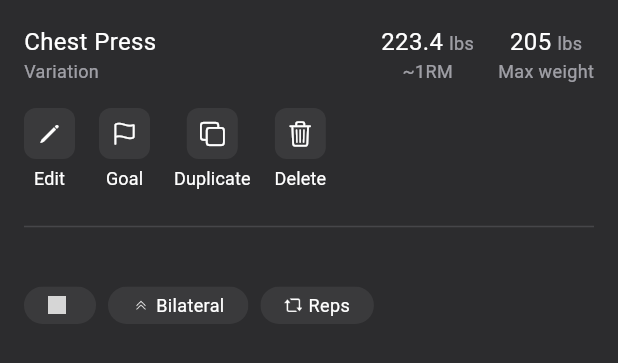
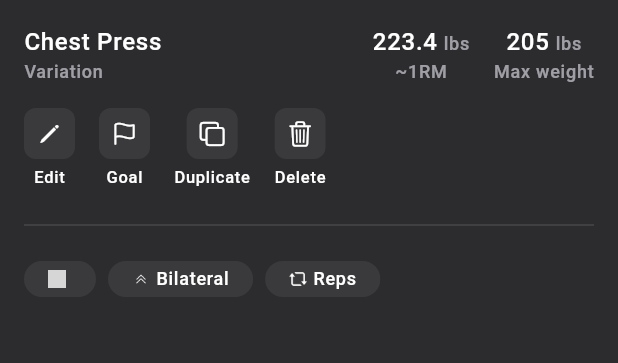
Before and after one commit to mitchelljoram/flex_workout_logger, a Flutter app: the ExerciseDetailsView widget shown alone on an empty page, opened directly with empty values, on a phone screen of 412 x 824 dp. Shown: the top 363 px of the screen. Run offline on Flutter 3.47's test engine with Material 3 defaults, Android fonts, the phone set to English and light mode, and no system bars; our stand-ins replace custom_sliding_segmented_control, flutter_riverpod, flutter_slidable, fpdart, freezed_annotation, go_router and 2 more; generated files the repository leaves out were written again; statements that could not run were skipped; grey boxes are pictures that could not be loaded.

Commit message:
Updated typography

```diff
--- a/lib/config/theme/app_typography.dart
+++ b/lib/config/theme/app_typography.dart
@@ -2,63 +2,97 @@ import 'package:flutter/material.dart';
 
 /// App Typography class
 abstract class AppTypography {
-  /// Large Title
-  static const titleLarge = TextStyle(
-    fontSize: 32,
-    fontWeight: FontWeight.w600,
+
+  /// Headlines
+  static const headlineLarge = TextStyle(
+    fontSize: 22,
+    decoration: TextDecoration.none,
+    fontStyle: FontStyle.normal,
+    fontWeight: FontWeight.w400,
+    height: 28 / 22,
+    letterSpacing: 0,
   );
 
-  /// Small Title
-  static const titleSmall = TextStyle(
-    fontSize: 24,
-    fontWeight: FontWeight.w600,
+  static const headlineMedium = TextStyle(
+    fontSize: 16,
+    decoration: TextDecoration.none,
+    fontStyle: FontStyle.normal,
+    fontWeight: FontWeight.w500,
+    height: 24 / 16,
+    letterSpacing: 0.15,
   );
 
-  /// Headline Large
-  static const headlineLarge = TextStyle(
-    fontSize: 18,
-    fontWeight: FontWeight.w600,
+  static const headlineSmall = TextStyle(
+    fontSize: 14,
+    decoration: TextDecoration.none,
+    fontStyle: FontStyle.normal,
+    fontWeight: FontWeight.w500,
+    height: 20 / 14,
+    letterSpacing: 0.1,
   );
 
-  /// Headline Small
-  static const headlineSmall = TextStyle(
-    fontSize: 14,
-    fontWeight: FontWeight.w600,
+  /// Body
+  static const bodyLarge = TextStyle(
+    fontSize: 16,
+    decoration: TextDecoration.none,
+    fontStyle: FontStyle.normal,
+    fontWeight: FontWeight.w400,
+    height: 24 / 16,
+    letterSpacing: 0.5,
   );
 
-  /// Body Large
-  static const bodyLarge = TextStyle(
-    fontSize: 16,
+  static const bodyMedium = TextStyle(
+    fontSize: 14,
+    decoration: TextDecoration.none,
+    fontStyle: FontStyle.normal,
     fontWeight: FontWeight.w400,
+    height: 20 / 14,
+    letterSpacing: 0.25,
   );
 
-  /// Body Medium
-  static const bodyMedium = TextStyle(
-    fontSize: 14,
+  static const bodySmall = TextStyle(
+    fontSize: 12,
+    decoration: TextDecoration.none,
+    fontStyle: FontStyle.normal,
     fontWeight: FontWeight.w400,
+    height: 16 / 12,
+    letterSpacing: 0,
   );
 
-  /// Body Small
-  static const bodySmall = TextStyle(
-    fontSize: 12,
-    fontWeight: FontWeight.w400,
+  /// Labels
+  static const labelLarge = TextStyle(
+    fontSize: 14,
+    decoration: TextDecoration.none,
+    fontStyle: FontStyle.normal,
+    fontWeight: FontWeight.w500,
+    height: 20 / 14,
+    letterSpacing: 0.1,
   );
 
-  /// Label
-  static const label = TextStyle(
-    fontSize: 14,
-    fontWeight: FontWeight.w600,
+  static const labelMedium = TextStyle(
+    fontSize: 12,
+    decoration: TextDecoration.none,
+    fontStyle: FontStyle.normal,
+    fontWeight: FontWeight.w500,
+    height: 16 / 12,
+    letterSpacing: 0.5,
   );
 
-  /// List Title
-  static const listTitle = TextStyle(
-    fontSize: 14,
+  static const labelSmall = TextStyle(
+    fontSize: 11,
+    decoration: TextDecoration.none,
+    fontStyle: FontStyle.normal,
     fontWeight: FontWeight.w500,
+    height: 16 / 11,
+    letterSpacing: 0.5,
   );
 
-  /// List Subtitle
-  static const listSubtitle = TextStyle(
-    fontSize: 12,
+  static const labelXSmall = TextStyle(
+    fontSize: 10,
+    decoration: TextDecoration.none,
+    fontStyle: FontStyle.normal,
     fontWeight: FontWeight.w400,
+    height: 10 / 10,
+    letterSpacing: -0.24,
   );
 }
--- a/lib/config/theme/app_typography_extensions.dart
+++ b/lib/config/theme/app_typography_extensions.dart
@@ -4,77 +4,53 @@ import 'package:flutter/material.dart';
 class AppTextThemeExtension extends ThemeExtension<AppTextThemeExtension> {
   /// Default constructor for the [AppTextThemeExtension]
   const AppTextThemeExtension({
-    // required this.displayLarge,
-    // required this.displayMedium,
-    // required this.displaySmall,
     required this.headlineLarge,
-    // required this.headlineMedium,
+    required this.headlineMedium,
     required this.headlineSmall,
-    required this.titleLarge,
-    // required this.titleMedium,
-    required this.titleSmall,
     required this.bodyLarge,
     required this.bodyMedium,
     required this.bodySmall,
-    required this.label,
-    required this.listTitle,
-    required this.listSubtitle,
+    required this.labelLarge,
+    required this.labelMedium,
+    required this.labelSmall,
+    required this.labelXSmall,
   });
 
-  // final TextStyle displayLarge;
-  // final TextStyle displayMedium;
-  // final TextStyle displaySmall;
   final TextStyle headlineLarge;
-  // final TextStyle headlineMedium;
+  final TextStyle headlineMedium;
   final TextStyle headlineSmall;
-  final TextStyle titleLarge;
-  // final TextStyle titleMedium;
-  final TextStyle titleSmall;
   final TextStyle bodyLarge;
   final TextStyle bodyMedium;
   final TextStyle bodySmall;
-  final TextStyle label;
-
-  /// List Title
-  final TextStyle listTitle;
-
-  /// Navigation Title
-  final TextStyle listSubtitle;
+  final TextStyle labelLarge;
+  final TextStyle labelMedium;
+  final TextStyle labelSmall;
+  final TextStyle labelXSmall;
 
   @override
   ThemeExtension<AppTextThemeExtension> copyWith({
-    // TextStyle? displayLarge,
-    // TextStyle? displayMedium,
-    // TextStyle? displaySmall,
     TextStyle? headlineLarge,
-    // TextStyle? headlineMedium,
+    TextStyle? headlineMedium,
     TextStyle? headlineSmall,
-    TextStyle? titleLarge,
-    // TextStyle? titleMedium,
-    TextStyle? titleSmall,
-    // TextStyle? bodyLarge,
+    TextStyle? bodyLarge,
     TextStyle? bodyMedium,
     TextStyle? bodySmall,
-    TextStyle? label,
-    TextStyle? listTitle,
-    TextStyle? listSubtitle,
+    TextStyle? labelLarge,
+    TextStyle? labelMedium,
+    TextStyle? labelSmall,
+    TextStyle? labelXSmall,
   }) {
     return AppTextThemeExtension(
-      // displayLarge: displayLarge ?? this.displayLarge,
-      // displayMedium: displayMedium ?? this.displayMedium,
-      // displaySmall: displaySmall ?? this.displaySmall,
       headlineLarge: headlineLarge ?? this.headlineLarge,
-      // headlineMedium: headlineMedium ?? this.headlineMedium,
+      headlineMedium: headlineMedium ?? this.headlineMedium,
       headlineSmall: headlineSmall ?? this.headlineSmall,
-      titleLarge: titleLarge ?? this.titleLarge,
-      // titleMedium: titleMedium ?? this.titleMedium,
-      titleSmall: titleSmall ?? this.titleSmall,
       bodyLarge: bodyLarge ?? this.bodyLarge,
       bodyMedium: bodyMedium ?? this.bodyMedium,
       bodySmall: bodySmall ?? this.bodySmall,
-      label: label ?? this.label,
-      listTitle: listTitle ?? this.listTitle,
-      listSubtitle: listSubtitle ?? this.listSubtitle,
+      labelLarge: labelLarge ?? this.labelLarge,
+      labelMedium: labelMedium ?? this.labelMedium,
+      labelSmall: labelSmall ?? this.labelSmall,
+      labelXSmall: labelXSmall ?? this.labelXSmall,
     );
   }
 
@@ -88,21 +64,16 @@ class AppTextThemeExtension extends ThemeExtension<AppTextThemeExtension> {
     }
 
     return AppTextThemeExtension(
-      // displayLarge: TextStyle.lerp(displayLarge, other.displayLarge, t)!,
-      // displayMedium: TextStyle.lerp(displayMedium, other.displayMedium, t)!,
-      // displaySmall: TextStyle.lerp(displaySmall, other.displaySmall, t)!,
       headlineLarge: TextStyle.lerp(headlineLarge, other.headlineLarge, t)!,
-      // headlineMedium: TextStyle.lerp(headlineMedium, other.headlineMedium, t)!,
+      headlineMedium: TextStyle.lerp(headlineMedium, other.headlineMedium, t)!,
       headlineSmall: TextStyle.lerp(headlineSmall, other.headlineSmall, t)!,
-      titleLarge: TextStyle.lerp(titleLarge, other.titleLarge, t)!,
-      // titleMedium: TextStyle.lerp(titleMedium, other.titleMedium, t)!,
-      titleSmall: TextStyle.lerp(titleSmall, other.titleSmall, t)!,
       bodyLarge: TextStyle.lerp(bodyLarge, other.bodyLarge, t)!,
       bodyMedium: TextStyle.lerp(bodyMedium, other.bodyMedium, t)!,
       bodySmall: TextStyle.lerp(bodySmall, other.bodySmall, t)!,
-      label: TextStyle.lerp(label, other.label, t)!,
-      listTitle: TextStyle.lerp(listTitle, other.listTitle, t)!,
-      listSubtitle: TextStyle.lerp(listSubtitle, other.listSubtitle, t)!,
+      labelLarge: TextStyle.lerp(labelLarge, other.labelLarge, t)!,
+      labelMedium: TextStyle.lerp(labelMedium, other.labelMedium, t)!,
+      labelSmall: TextStyle.lerp(labelSmall, other.labelSmall, t)!,
+      labelXSmall: TextStyle.lerp(labelXSmall, other.labelXSmall, t)!,
     );
   }
 }
--- a/lib/config/theme/theme.dart
+++ b/lib/config/theme/theme.dart
@@ -19,16 +19,16 @@ class AppTheme with ChangeNotifier {
   }
 
   static const _textTheme = AppTextThemeExtension(
+    headlineLarge: AppTypography.headlineLarge,
+    headlineMedium: AppTypography.headlineMedium,
+    headlineSmall: AppTypography.headlineSmall,
     bodySmall: AppTypography.bodySmall,
     bodyMedium: AppTypography.bodyMedium,
     bodyLarge: AppTypography.bodyLarge,
-    headlineLarge: AppTypography.headlineLarge,
-    headlineSmall: AppTypography.headlineSmall,
-    titleLarge: AppTypography.titleLarge,
-    titleSmall: AppTypography.titleSmall,
-    label: AppTypography.label,
-    listTitle: AppTypography.listTitle,
-    listSubtitle: AppTypography.listSubtitle,
+    labelLarge: AppTypography.labelLarge,
+    labelMedium: AppTypography.labelMedium,
+    labelSmall: AppTypography.labelSmall,
+    labelXSmall: AppTypography.labelXSmall,
   );
 
   /// Light Mode Theme Data
--- a/lib/features/exercises/ui/widgets/exercise_card.dart
+++ b/lib/features/exercises/ui/widgets/exercise_card.dart
@@ -138,7 +138,7 @@ class ExerciseListTile extends StatelessWidget {
         exercise.name,
         maxLines: 2,
         overflow: TextOverflow.ellipsis,
-        style: context.textTheme.listTitle.copyWith(
+        style: context.textTheme.labelLarge.copyWith(
           color: context.colorScheme.foregroundPrimary,
         ),
       ),
@@ -151,7 +151,7 @@ class ExerciseListTile extends StatelessWidget {
                   : exercise.movementPattern?.name ?? '',
               maxLines: 1,
               overflow: TextOverflow.ellipsis,
-              style: context.textTheme.listSubtitle.copyWith(
+              style: context.textTheme.labelMedium.copyWith(
                 color: context.colorScheme.foregroundSecondary,
               ),
             ),
@@ -163,7 +163,7 @@ class ExerciseListTile extends StatelessWidget {
                 exercise.primaryMuscleGroups.map((e) => e.name).join(' • ') + (exercise.secondaryMuscleGroups.isNotEmpty ? (' • ') + exercise.secondaryMuscleGroups.map((e) => e.name).join(' • ') : ''),
                 maxLines: 1,
                 overflow: TextOverflow.ellipsis,
-                style: context.textTheme.listSubtitle.copyWith(
+                style: context.textTheme.labelMedium.copyWith(
                   color: context.colorScheme.foregroundSecondary,
                 ),
               ),
--- a/lib/features/exercises/ui/widgets/exercise_details_view.dart
+++ b/lib/features/exercises/ui/widgets/exercise_details_view.dart
@@ -31,12 +31,14 @@ class ExerciseDetailsView extends StatelessWidget {
               //       Text(
               //         exercise.baseExercise!.name,
               //         style: context.textTheme.bodyLarge.copyWith(
+              //           fontWeight: FontWeight.w500,
               //           color: context.colorScheme.foreground,
               //         ),
               //       ),
               //       Text(
               //         'Variation',
               //         style: context.textTheme.bodySmall.copyWith(
+              //           fontWeight: FontWeight.w500,
               //           color: context.colorScheme.mutedForeground,
               //         ),
               //       ),
@@ -48,12 +50,13 @@ class ExerciseDetailsView extends StatelessWidget {
                   Text(
                     'Chest Press',
                     style: context.textTheme.bodyLarge.copyWith(
+                      fontWeight: FontWeight.w500,
                       color: context.colorScheme.foregroundPrimary,
                     ),
                   ),
                   Text(
                     'Variation',
-                    style: context.textTheme.bodySmall.copyWith(
+                    style: context.textTheme.labelMedium.copyWith(
                       color: context.colorScheme.foregroundSecondary,
                     ),
                   ),
@@ -69,6 +72,7 @@ class ExerciseDetailsView extends StatelessWidget {
                       Text(
                         '223.4',
                         style: context.textTheme.bodyLarge.copyWith(
+                          fontWeight: FontWeight.w500,
                           color: context.colorScheme.foregroundPrimary,
                         ),
                       ),
@@ -77,7 +81,7 @@ class ExerciseDetailsView extends StatelessWidget {
                       ),
                       Text(
                         'lbs',
-                        style: context.textTheme.bodySmall.copyWith(
+                        style: context.textTheme.labelMedium.copyWith(
                           color: context.colorScheme.foregroundSecondary,
                         ),
                       ),
@@ -85,7 +89,7 @@ class ExerciseDetailsView extends StatelessWidget {
                   ),
                   Text(
                     '~1RM',
-                    style: context.textTheme.bodySmall.copyWith(
+                    style: context.textTheme.labelMedium.copyWith(
                       color: context.colorScheme.foregroundSecondary,
                     ),
                   ),
@@ -103,6 +107,7 @@ class ExerciseDetailsView extends StatelessWidget {
                       Text(
                         '205',
                         style: context.textTheme.bodyLarge.copyWith(
+                          fontWeight: FontWeight.w500,
                           color: context.colorScheme.foregroundPrimary,
                         ),
                       ),
@@ -111,7 +116,7 @@ class ExerciseDetailsView extends StatelessWidget {
                       ),
                       Text(
                         'lbs',
-                        style: context.textTheme.bodySmall.copyWith(
+                        style: context.textTheme.labelMedium.copyWith(
                           color: context.colorScheme.foregroundSecondary,
                         ),
                       ),
@@ -119,7 +124,7 @@ class ExerciseDetailsView extends StatelessWidget {
                   ),
                   Text(
                     'Max weight',
-                    style: context.textTheme.bodySmall.copyWith(
+                    style: context.textTheme.labelMedium.copyWith(
                       color: context.colorScheme.foregroundSecondary,
                     ),
                   ),
@@ -218,18 +223,19 @@ class ExerciseDetailsView extends StatelessWidget {
               crossAxisAlignment: CrossAxisAlignment.start,
               children: [
                 if (exercise.description.isNotEmpty)
-                  Padding(
-                    padding: const EdgeInsets.only(
-                      top: AppLayout.smallPadding,
-                    ),
-                    child: Text(
-                      exercise.description,
-                      style: context.textTheme.bodyMedium.copyWith(
-                        color: context.colorScheme.foregroundSecondary,
+                  Column(
+                    children: [
+                      Text(
+                        exercise.description,
+                        style: context.textTheme.bodyMedium.copyWith(
+                          color: context.colorScheme.foregroundSecondary,
+                        ),
                       ),
-                    ),
+                      const SizedBox(
+                        height: AppLayout.defaultPadding,
+                      ),
+                    ]
                   ),
-                const SizedBox(height: AppLayout.defaultPadding),
                 Wrap(
                   spacing: AppLayout.miniPadding,
                   runSpacing: AppLayout.miniPadding,
@@ -281,7 +287,7 @@ class ExerciseDetailsView extends StatelessWidget {
             ),
             Text(
               text,
-              style: context.textTheme.bodySmall.copyWith(
+              style: context.textTheme.labelMedium.copyWith(
                 color: context.colorScheme.foregroundPrimary,
               ),
             ),
--- a/lib/ui/widgets/icon_text_button.dart
+++ b/lib/ui/widgets/icon_text_button.dart
@@ -56,7 +56,7 @@ class IconTextButton extends StatelessWidget {
           ),
           Text(
             text,
-            style: context.textTheme.bodySmall.copyWith(
+            style: context.textTheme.labelSmall.copyWith(
               color: context.colorScheme.foregroundPrimary,
             ),
           ),
```
